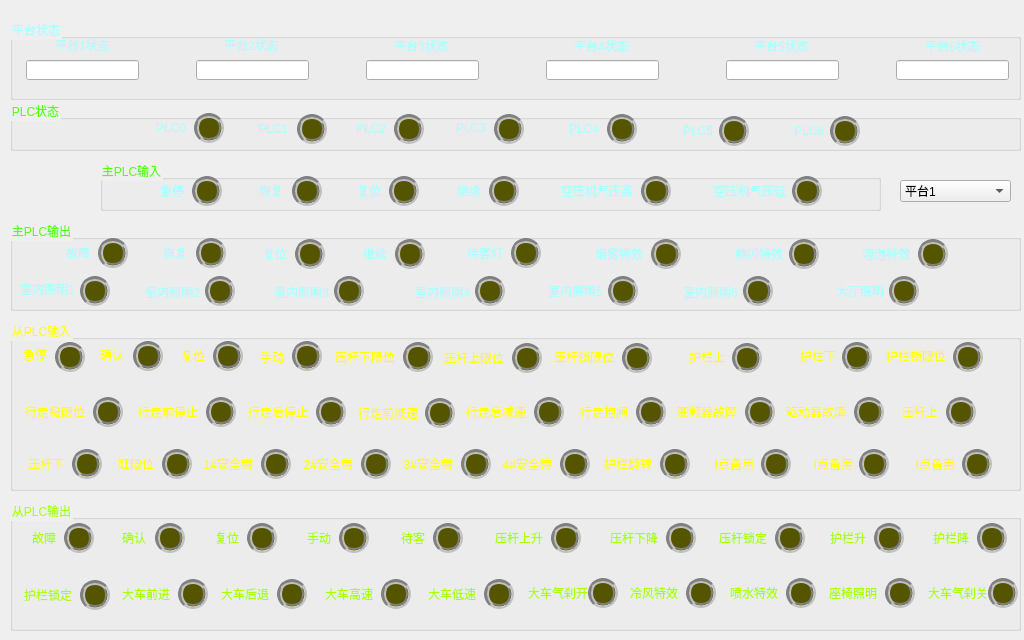
MT-REP/guizhouhuoxingche, file motusaflatformstatus.ui: the form before one commit.
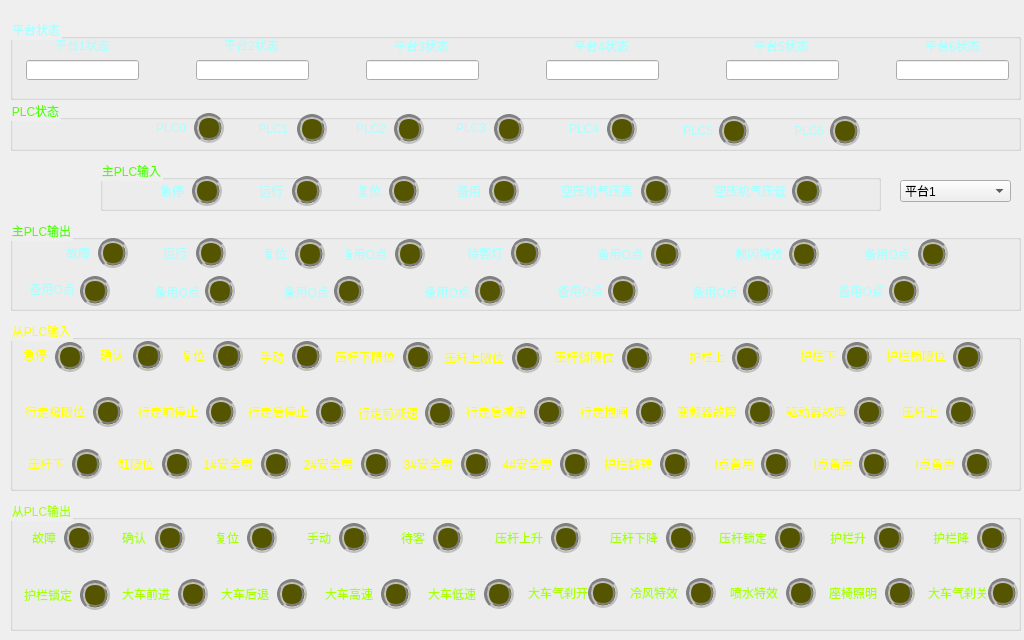
The form after the commit. Icons and pictures are not drawn.

Commit message: 修改关机流程，添加熄灭运行待客灯。 修改手动类，取消泡泡，烟雾特效。 修改恢复流程中，逻辑问题。 修改记录保存。

Patch:
```diff
--- a/motusaflatformstatus.ui
+++ b/motusaflatformstatus.ui
@@ -136,7 +136,7 @@
      <string notr="true">color: rgb(170, 255, 255);</string>
     </property>
     <property name="text">
-     <string>恢复</string>
+     <string>运行</string>
     </property>
     <property name="alignment">
      <set>Qt::AlignRight|Qt::AlignTrailing|Qt::AlignVCenter</set>
@@ -273,7 +273,7 @@
      <string notr="true">color: rgb(170, 255, 255);</string>
     </property>
     <property name="text">
-     <string>继续</string>
+     <string>备用</string>
     </property>
     <property name="alignment">
      <set>Qt::AlignRight|Qt::AlignTrailing|Qt::AlignVCenter</set>
@@ -328,7 +328,7 @@
      <string notr="true">color: rgb(170, 255, 255);</string>
     </property>
     <property name="text">
-     <string>恢复</string>
+     <string>运行</string>
     </property>
     <property name="alignment">
      <set>Qt::AlignRight|Qt::AlignTrailing|Qt::AlignVCenter</set>
@@ -347,7 +347,7 @@
      <string notr="true">color: rgb(170, 255, 255);</string>
     </property>
     <property name="text">
-     <string>泡泡特效</string>
+     <string>备用O点</string>
     </property>
     <property name="alignment">
      <set>Qt::AlignRight|Qt::AlignTrailing|Qt::AlignVCenter</set>
@@ -415,9 +415,9 @@
    <widget class="QLabel" name="label_18">
     <property name="geometry">
      <rect>
-      <x>346</x>
+      <x>336</x>
       <y>23</y>
-      <width>31</width>
+      <width>41</width>
       <height>21</height>
      </rect>
     </property>
@@ -425,7 +425,7 @@
      <string notr="true">color: rgb(170, 255, 255);</string>
     </property>
     <property name="text">
-     <string>继续</string>
+     <string>备用O点</string>
     </property>
     <property name="alignment">
      <set>Qt::AlignRight|Qt::AlignTrailing|Qt::AlignVCenter</set>
@@ -523,7 +523,7 @@
      <string notr="true">color: rgb(170, 255, 255);</string>
     </property>
     <property name="text">
-     <string>烟雾特效</string>
+     <string>备用O点</string>
     </property>
     <property name="alignment">
      <set>Qt::AlignRight|Qt::AlignTrailing|Qt::AlignVCenter</set>
@@ -641,7 +641,7 @@
      <string notr="true">color: rgb(170, 255, 255);</string>
     </property>
     <property name="text">
-     <string>室内照明1</string>
+     <string>备用O点</string>
     </property>
     <property name="alignment">
      <set>Qt::AlignRight|Qt::AlignTrailing|Qt::AlignVCenter</set>
@@ -680,7 +680,7 @@
      <string notr="true">color: rgb(170, 255, 255);</string>
     </property>
     <property name="text">
-     <string>室内照明2</string>
+     <string>备用O点</string>
     </property>
     <property name="alignment">
      <set>Qt::AlignRight|Qt::AlignTrailing|Qt::AlignVCenter</set>
@@ -699,7 +699,7 @@
      <string notr="true">color: rgb(170, 255, 255);</string>
     </property>
     <property name="text">
-     <string>室内照明3</string>
+     <string>备用O点</string>
     </property>
     <property name="alignment">
      <set>Qt::AlignRight|Qt::AlignTrailing|Qt::AlignVCenter</set>
@@ -758,7 +758,7 @@
      <string notr="true">color: rgb(170, 255, 255);</string>
     </property>
     <property name="text">
-     <string>室内照明4</string>
+     <string>备用O点</string>
     </property>
     <property name="alignment">
      <set>Qt::AlignRight|Qt::AlignTrailing|Qt::AlignVCenter</set>
@@ -777,7 +777,7 @@
      <string notr="true">color: rgb(170, 255, 255);</string>
     </property>
     <property name="text">
-     <string>室内照明5</string>
+     <string>备用O点</string>
     </property>
     <property name="alignment">
      <set>Qt::AlignRight|Qt::AlignTrailing|Qt::AlignVCenter</set>
@@ -836,7 +836,7 @@
      <string notr="true">color: rgb(170, 255, 255);</string>
     </property>
     <property name="text">
-     <string>室内照明6</string>
+     <string>备用O点</string>
     </property>
     <property name="alignment">
      <set>Qt::AlignRight|Qt::AlignTrailing|Qt::AlignVCenter</set>
@@ -855,7 +855,7 @@
      <string notr="true">color: rgb(170, 255, 255);</string>
     </property>
     <property name="text">
-     <string>大厅照明</string>
+     <string>备用O点</string>
     </property>
     <property name="alignment">
      <set>Qt::AlignRight|Qt::AlignTrailing|Qt::AlignVCenter</set>
```
The commit also changes 11 other files.
